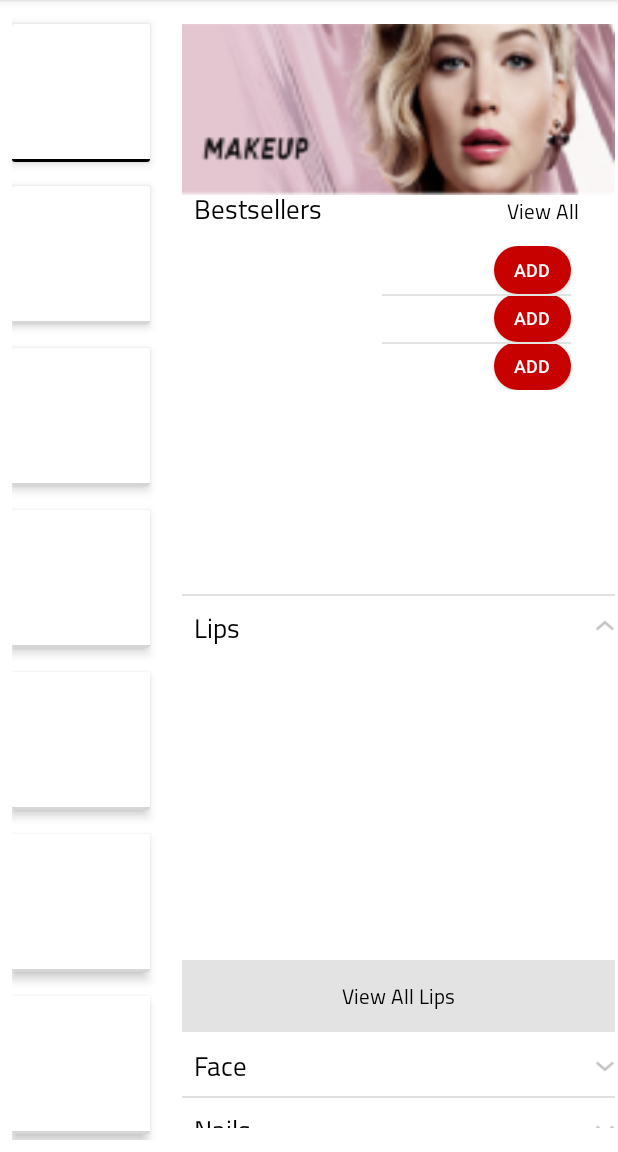
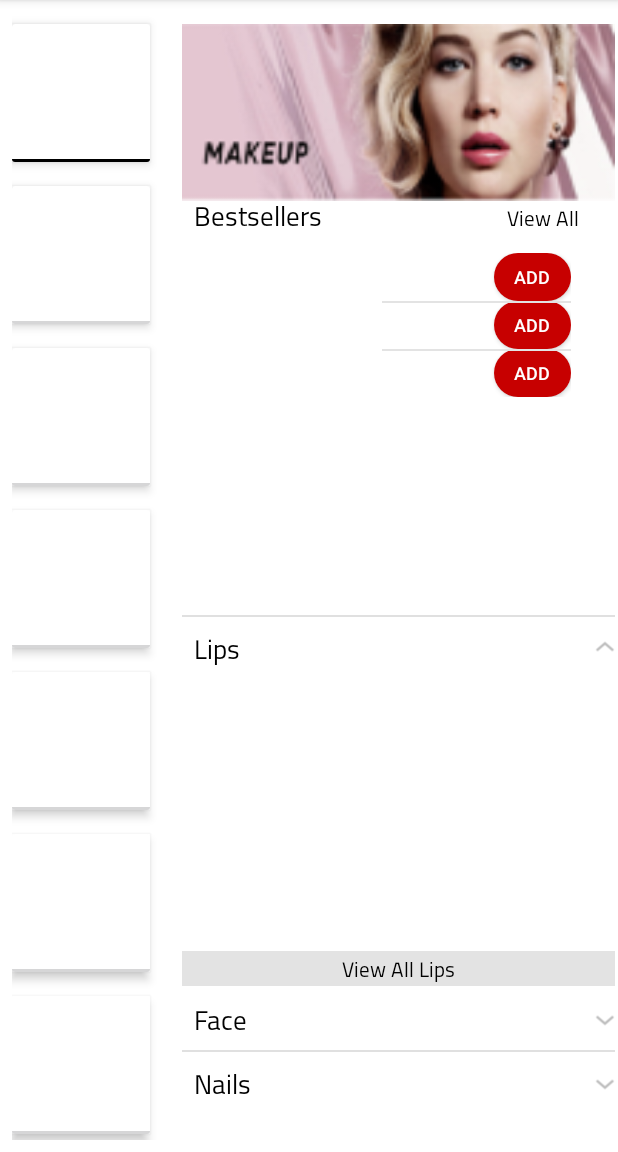
Before and after one commit to rajiac2607/LayoutDesign, an Android app: the screen it shows after launch (MainActivity), on a phone screen of 412 x 824 dp, the part 84-1236 px from its top. Run offline under Robolectric (Android 15) with nearby library versions, the phone set to English and light mode, and no system bars; our stand-ins replace data binding.

Commit message:
finished refactoring

```diff
--- a/app/src/main/java/in/raji/goldenscent/ui/fragment/BestSellerFragment.java
+++ b/app/src/main/java/in/raji/goldenscent/ui/fragment/BestSellerFragment.java
@@ -26,12 +26,8 @@ public class BestSellerFragment extends BaseFragment<BestSellerViewModel, Fragme
     @Override
     public void onActivityCreated(@Nullable Bundle savedInstanceState) {
         super.onActivityCreated(savedInstanceState);
-        //dataBinding.viewpager.setPageMargin(-100);
 
         dataBinding.viewpager.setAdapter(new ViewPagerAdapter(viewModel.getPropertiesModels(), getActivity().getApplicationContext()));
-//        dataBinding.viewpager.setPadding(20 , 0, 20, 0);
-//        dataBinding.viewpager.setClipToPadding(false);
-//        dataBinding.viewpager.setPageMargin(-100);
 
     }
 }
--- a/app/src/main/java/in/raji/goldenscent/viewmodel/BestSellerViewModel.java
+++ b/app/src/main/java/in/raji/goldenscent/viewmodel/BestSellerViewModel.java
@@ -35,6 +35,7 @@ public class BestSellerViewModel extends AndroidViewModel {
 
         propertiesModels.get(0).setOnOffer(true);
         propertiesModels.get(3).setOnOffer(true);
+        propertiesModels.get(6).setOnOffer(true);
 
 
     }
--- a/app/src/main/res/layout/expandable_list_child_item.xml
+++ b/app/src/main/res/layout/expandable_list_child_item.xml
@@ -1,22 +1,24 @@
 <?xml version="1.0" encoding="utf-8"?>
 <layout xmlns:android="http://schemas.android.com/apk/res/android">
+
     <LinearLayout
         android:layout_width="match_parent"
         android:layout_height="match_parent"
         android:orientation="vertical">
-
+        <!--82*2+8*2=180-->
         <GridView
             android:id="@+id/gridView"
             android:layout_width="match_parent"
-        android:layout_height="200dp"
-        android:numColumns="3"
-        />
+            android:layout_height="180dp"
+            android:numColumns="3" />
+
         <TextView
             android:layout_width="match_parent"
-        android:layout_height="48dp"
-        android:textSize="14sp"
+            android:layout_height="wrap_content"
+            android:background="@color/grey"
+            android:gravity="center_vertical|center_horizontal"
+            android:padding="@dimen/dimen_2"
             android:text="@string/view_all_lips"
-        android:gravity="center_vertical|center_horizontal"
-        android:background="@color/grey"/>
+            android:textSize="@dimen/medium_text_size" />
     </LinearLayout>
 </layout>
--- a/app/src/main/res/layout/expandable_list_parent_item.xml
+++ b/app/src/main/res/layout/expandable_list_parent_item.xml
@@ -17,10 +17,10 @@
             android:id="@+id/title"
             android:layout_width="match_parent"
             android:layout_height="match_parent"
-            android:layout_marginStart="8dp"
-            android:layout_marginTop="8dp"
-            android:layout_marginEnd="8dp"
-            android:layout_marginBottom="8dp"
+            android:layout_marginStart="@dimen/dimen_8"
+            android:layout_marginTop="@dimen/dimen_8"
+            android:layout_marginEnd="@dimen/dimen_8"
+            android:layout_marginBottom="@dimen/dimen_8"
             android:gravity="start|center_vertical"
             android:text="@{model.title}"
             android:textSize="18sp"
--- a/app/src/main/res/layout/fragment_best_seller.xml
+++ b/app/src/main/res/layout/fragment_best_seller.xml
@@ -39,7 +39,7 @@
             android:layout_height="wrap_content"
             android:padding="24dp"
             android:text="@string/view_all"
-            android:textSize="14sp"
+            android:textSize="@dimen/medium_text_size"
             app:layout_constraintBaseline_toBaselineOf="@+id/head_title"
             app:layout_constraintEnd_toEndOf="parent" />
 
--- a/app/src/main/res/layout/fragment_detail.xml
+++ b/app/src/main/res/layout/fragment_detail.xml
@@ -5,8 +5,7 @@
         android:id="@+id/layout"
         android:layout_width="match_parent"
         android:layout_height="wrap_content"
-        android:orientation="vertical"
-       >
+        android:orientation="vertical">
 
 
         <ExpandableListView
--- a/app/src/main/res/layout/fragment_master.xml
+++ b/app/src/main/res/layout/fragment_master.xml
@@ -3,8 +3,7 @@
 
     <FrameLayout
         android:layout_width="match_parent"
-        android:layout_height="match_parent"
-        >
+        android:layout_height="match_parent">
 
         <android.support.v7.widget.RecyclerView
             android:id="@+id/recyclerView"
--- a/app/src/main/res/layout/grid_item.xml
+++ b/app/src/main/res/layout/grid_item.xml
@@ -1,33 +1,36 @@
 <?xml version="1.0" encoding="utf-8"?>
 <layout xmlns:android="http://schemas.android.com/apk/res/android"
     xmlns:app="http://schemas.android.com/apk/res-auto">
+
     <data>
+
         <variable
             name="model"
-            type="in.raji.goldenscent.model.ChildItemModel"/>
+            type="in.raji.goldenscent.model.ChildItemModel" />
     </data>
+
     <android.support.constraint.ConstraintLayout
+        android:id="@+id/relativeLayout3"
         android:layout_width="match_parent"
-    android:layout_height="match_parent"
-    android:id="@+id/relativeLayout3">
+        android:layout_height="82dp">
 
         <ImageView
             android:id="@+id/image"
             android:layout_width="wrap_content"
             android:layout_height="wrap_content"
-        app:layout_constraintTop_toTopOf="parent"
+            android:src="@{model.imgResource}"
             app:layout_constraintBottom_toBottomOf="parent"
-        app:layout_constraintLeft_toLeftOf="parent"
-        app:layout_constraintRight_toRightOf="parent"
-        android:src="@{model.imgResource}"/>
+            app:layout_constraintEnd_toEndOf="parent"
+            app:layout_constraintStart_toStartOf="parent"
+            app:layout_constraintTop_toTopOf="parent" />
 
         <TextView
             android:id="@+id/text"
             android:layout_width="wrap_content"
             android:layout_height="wrap_content"
-        app:layout_constraintTop_toBottomOf="@+id/image"
-        app:layout_constraintLeft_toLeftOf="parent"
-        app:layout_constraintRight_toRightOf="parent"
-        android:text="@{model.title}"/>
+            android:text="@{model.title}"
+            app:layout_constraintEnd_toEndOf="parent"
+            app:layout_constraintStart_toStartOf="parent"
+            app:layout_constraintTop_toBottomOf="@+id/image" />
     </android.support.constraint.ConstraintLayout>
 </layout>
--- a/app/src/main/res/layout/item_properties.xml
+++ b/app/src/main/res/layout/item_properties.xml
@@ -27,8 +27,8 @@
             android:layout_width="0dp"
             android:layout_height="match_parent"
             android:layout_weight=".5"
-            android:layout_marginTop="2dp"
-            android:layout_marginBottom="2dp">
+            android:layout_marginTop="@dimen/dimen_2"
+            android:layout_marginBottom="@dimen/dimen_2">
 
             <TextView
                 android:id="@+id/title"
@@ -38,8 +38,10 @@
                 android:gravity="start"
                 android:maxLines="1"
                 android:text="@{model.title}"
-                android:textSize="12sp"
-                android:textStyle="bold" />
+                android:textSize="@dimen/small_text_size"
+                android:layout_alignParentTop="true"
+                android:textStyle="bold"
+                />
 
             <TextView
                 android:id="@+id/desc"
@@ -50,7 +52,7 @@
                 android:gravity="start"
                 android:maxLines="2"
                 android:text="@{model.description}"
-                android:textSize="12sp" />
+                android:textSize="@dimen/small_text_size" />
 
 
             <TextView
@@ -60,7 +62,7 @@
                 android:layout_alignParentBottom="true"
                 android:layout_marginEnd="@dimen/dimen_4"
                 android:text="@{model.original_price}"
-                android:textSize="12sp"
+                android:textSize="@dimen/small_text_size"
 
                 />
 
@@ -73,18 +75,18 @@
                 android:text="@{model.offer_price}"
                 android:textColor="@color/red"
 
-                android:textSize="12sp" />
+                android:textSize="@dimen/small_text_size" />
         </RelativeLayout>
 
         <Button
             android:id="@+id/imageButton"
             android:layout_width="0dp"
-            android:layout_height="32dp"
+            android:layout_height="@dimen/dimen_32"
             android:layout_gravity="center_vertical"
             android:layout_weight=".2"
             android:background="@drawable/oval"
             android:textColor="@android:color/white"
-            android:textSize="12sp"
+            android:textSize="@dimen/small_text_size"
             android:layout_marginStart="@dimen/dimen_4"
             android:text="@string/add" />
     </LinearLayout>
--- a/app/src/main/res/layout/list_header.xml
+++ b/app/src/main/res/layout/list_header.xml
@@ -3,14 +3,11 @@
     android:layout_width="match_parent"
     android:layout_height="match_parent"
     android:orientation="vertical">
-
-
     <fragment
         android:id="@+id/fragment"
         class="in.raji.goldenscent.ui.fragment.BestSellerFragment"
         android:layout_width="match_parent"
-        android:layout_height="380dp"
-
+        android:layout_height="394dp"
         />
 
 </LinearLayout>
--- a/app/src/main/res/layout/list_item_master.xml
+++ b/app/src/main/res/layout/list_item_master.xml
@@ -15,31 +15,30 @@
         android:layout_height="92dp"
         android:layout_marginTop="@dimen/dimen_8"
         android:layout_marginBottom="@dimen/dimen_8"
-
         app:cardElevation="4dp"
 
         >
 
         <android.support.constraint.ConstraintLayout
+            android:id="@+id/relativeLayout2"
             android:layout_width="match_parent"
             android:layout_height="match_parent"
             android:clickable="true"
             android:focusable="true"
             android:focusableInTouchMode="true"
-            android:orientation="vertical"
-            android:id="@+id/relativeLayout2">
+            android:orientation="vertical">
 
             <android.support.constraint.ConstraintLayout
+                android:id="@+id/relativeLayout"
                 android:layout_width="match_parent"
                 android:layout_height="wrap_content"
                 android:duplicateParentState="true"
                 android:focusable="true"
                 android:focusableInTouchMode="true"
-                android:id="@+id/relativeLayout"
-                app:layout_constraintTop_toTopOf="parent"
                 app:layout_constraintBottom_toBottomOf="parent"
-                app:layout_constraintLeft_toLeftOf="parent"
-                app:layout_constraintRight_toRightOf="parent">
+                app:layout_constraintEnd_toEndOf="parent"
+                app:layout_constraintStart_toStartOf="parent"
+                app:layout_constraintTop_toTopOf="parent">
 
                 <ImageView
                     android:id="@+id/image"
@@ -51,15 +50,15 @@
                     android:focusableInTouchMode="true"
                     android:scaleType="fitXY"
                     android:src="@{model.imgResource}"
-                    app:layout_constraintTop_toTopOf="parent"
-                    app:layout_constraintLeft_toLeftOf="parent"
-                    app:layout_constraintRight_toRightOf="parent" />
+                    app:layout_constraintEnd_toEndOf="parent"
+                    app:layout_constraintStart_toStartOf="parent"
+                    app:layout_constraintTop_toTopOf="parent" />
 
                 <TextView
                     android:layout_width="match_parent"
                     android:layout_height="wrap_content"
-                    android:layout_marginTop="2dp"
-                    android:layout_marginBottom="4dp"
+                    android:layout_marginTop="@dimen/dimen_2"
+                    android:layout_marginBottom="@dimen/dimen_4"
                     android:duplicateParentState="true"
                     android:focusable="true"
                     android:focusableInTouchMode="true"
@@ -67,21 +66,21 @@
                     android:singleLine="false"
                     android:text="@{model.title}"
                     android:textColor="@drawable/selector_text_color"
-                    android:textSize="12sp"
+                    android:textSize="@dimen/small_text_size"
                     app:layout_constraintStart_toStartOf="parent"
                     app:layout_constraintTop_toBottomOf="@+id/image" />
             </android.support.constraint.ConstraintLayout>
 
             <View
                 android:layout_width="match_parent"
-                android:layout_height="2dp"
+                android:layout_height="@dimen/dimen_2"
                 android:layout_gravity="bottom"
                 android:background="@drawable/selector_line"
                 android:duplicateParentState="true"
                 android:focusable="true"
                 android:focusableInTouchMode="true"
-                app:layout_constraintStart_toStartOf="parent"
-                app:layout_constraintBottom_toBottomOf="parent" />
+                app:layout_constraintBottom_toBottomOf="parent"
+                app:layout_constraintStart_toStartOf="parent" />
         </android.support.constraint.ConstraintLayout>
     </android.support.v7.widget.CardView>
 </layout>
--- a/app/src/main/res/values/dimen.xml
+++ b/app/src/main/res/values/dimen.xml
@@ -7,4 +7,6 @@
     <dimen name="dimen_8">8dp</dimen>
     <dimen name="dimen_2">2dp</dimen>
     <dimen name="small_text_size">12sp</dimen>
+    <dimen name="medium_text_size">14sp</dimen>
+
 </resources>
--- a/app/src/main/res/values/strings.xml
+++ b/app/src/main/res/values/strings.xml
@@ -82,9 +82,15 @@
         <item>@string/prada</item>
         <item>@string/dolce</item>
         <item>@string/aigner</item>
+        <item>@string/prada</item>
+        <item>@string/dolce</item>
+        <item>@string/aigner</item>
     </string-array>
 
     <integer-array name="best_seller_image">
+        <item>@drawable/ic_prada</item>
+        <item>@drawable/ic_docle</item>
+        <item>@drawable/ic_aigner</item>
         <item>@drawable/ic_prada</item>
         <item>@drawable/ic_docle</item>
         <item>@drawable/ic_aigner</item>
@@ -104,6 +110,9 @@
         <item>@string/candy</item>
         <item>@string/the_one_and_text</item>
         <item>@string/n_1</item>
+        <item>@string/candy</item>
+        <item>@string/the_one_and_text</item>
+        <item>@string/n_1</item>
     </string-array>
 
 
@@ -111,6 +120,9 @@
     <string name="second_original_price">356 SR</string>
     <string name="thrid_original_price">356 SR</string>
     <string-array name="original_price_array">
+        <item>@string/first_original_price</item>
+        <item>@string/second_original_price</item>
+        <item>@string/thrid_original_price</item>
         <item>@string/first_original_price</item>
         <item>@string/second_original_price</item>
         <item>@string/thrid_original_price</item>
@@ -130,6 +142,9 @@
         <item>@string/first_offer_price</item>
         <item>@string/second_offer_price</item>
         <item>@string/thrid_offer_price</item>
+        <item>@string/first_offer_price</item>
+        <item>@string/second_offer_price</item>
+        <item>@string/thrid_offer_price</item>
     </string-array>
 
 
```
Lines whose indentation alone changed are shown as unchanged.
